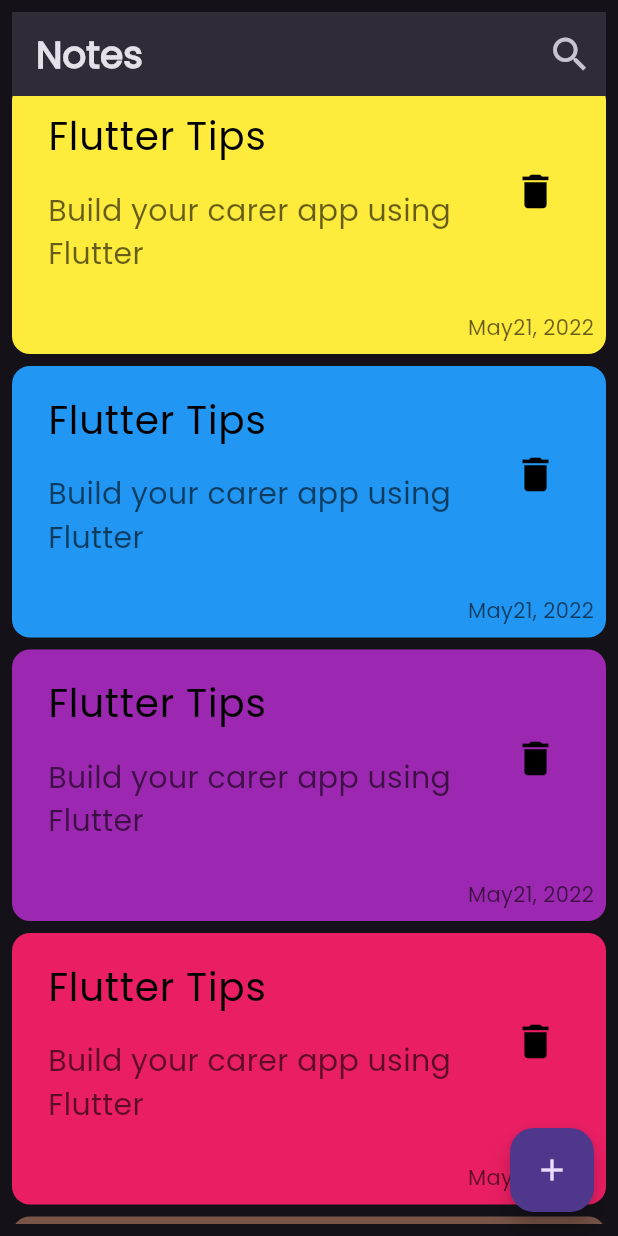
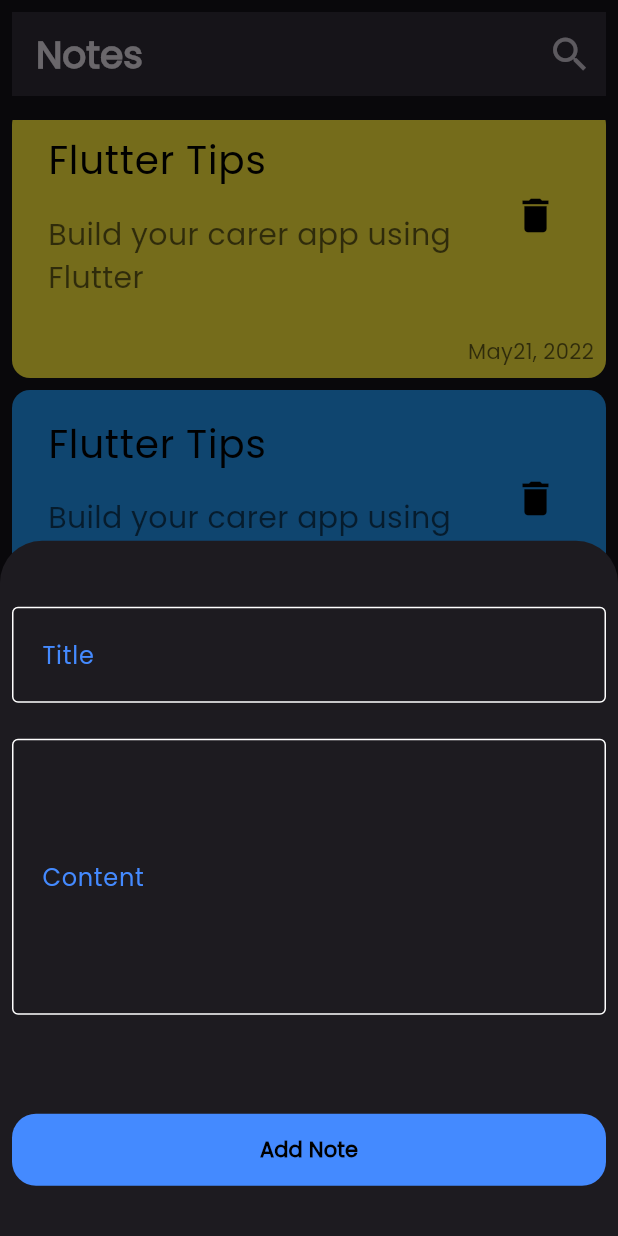
Before and after one commit to Booda-code/Notes-App, a Flutter app: the screen it shows after launch, scrolled down 576 dp, after a tap on the "add" icon, on a phone screen of 412 x 824 dp. Run offline on Flutter 3.47's test engine with Material 3 defaults, Android fonts, the phone set to English and light mode, and no system bars.

Commit message:
Add: add_note_bottom_sheet.dart
Refactor:
custom_text_button.dart

```diff
--- a/lib/views/notes_view.dart
+++ b/lib/views/notes_view.dart
@@ -1,4 +1,5 @@
 import 'package:flutter/material.dart';
+import 'package:notes_app/widgets/add_note_bottom_sheet.dart';
 import 'package:notes_app/widgets/notes_view_body.dart';
 
 class NotesView extends StatelessWidget {
@@ -7,7 +8,13 @@ class NotesView extends StatelessWidget {
   @override
   Widget build(BuildContext context) {
     return Scaffold(
-      floatingActionButton: FloatingActionButton(onPressed: () {}, child: Icon(Icons.add)),
+      floatingActionButton: FloatingActionButton(onPressed: ()
+      {
+        showModalBottomSheet(context: context, builder: (context) {
+          return AddNoteBottomSheet();
+        },);
+      },
+          child: Icon(Icons.add)),
       body: NotesViewBody(),
     );
   }
--- /dev/null
+++ b/lib/widgets/add_note_bottom_sheet.dart
@@ -0,0 +1,37 @@
+import 'package:flutter/material.dart';
+import 'custom_text_button.dart';
+
+class AddNoteBottomSheet extends StatelessWidget {
+  const AddNoteBottomSheet({super.key});
+
+  @override
+  Widget build(BuildContext context) {
+    return Padding(
+      padding: const EdgeInsets.all(8.0),
+      child: Column(
+        spacing: 8,
+        children: [
+          SizedBox(height: 28),
+          CustomTextButton(hintText: 'Title',vertical: 20,),
+          SizedBox(height: 8),
+          CustomTextButton(hintText: 'Content', vertical: 80),
+          SizedBox(height: 50),
+          Container(
+            width: MediaQuery.of(context).size.width,
+            decoration: BoxDecoration(
+              color: Colors.blueAccent,
+              borderRadius: BorderRadius.circular(16),
+            ),
+            child: TextButton(
+              onPressed: () {},
+              child: Text(
+                'Add Note',
+                style: TextStyle(color: Colors.black,fontWeight: FontWeight.bold),
+              ),
+            ),
+          )
+        ],
+      ),
+    );
+  }
+}
--- a/lib/widgets/custom_app_bar.dart
+++ b/lib/widgets/custom_app_bar.dart
@@ -1,17 +1,18 @@
 import 'package:flutter/material.dart';
 
 class CustomAppBar extends StatelessWidget {
-  const CustomAppBar({super.key});
-
+  const CustomAppBar({super.key, required this.title, required this.icon});
+final String title;
+final Icon icon;
   @override
   Widget build(BuildContext context) {
     return AppBar(
       title: Text(
-        'Notes',
+        title,
         style: TextStyle(fontWeight: FontWeight.bold, fontSize: 25),
       ),
       actions: [
-        IconButton(onPressed: () {}, icon: Icon(Icons.search, size: 30)),
+        IconButton(onPressed: () {}, icon: icon),
       ],
     );
   }
--- /dev/null
+++ b/lib/widgets/custom_text_button.dart
@@ -0,0 +1,26 @@
+import 'package:flutter/material.dart';
+
+class CustomTextButton extends StatelessWidget {
+  const CustomTextButton({
+    super.key, required this.hintText, required this.vertical,
+  });
+  final String hintText;
+  final double vertical;
+  @override
+  Widget build(BuildContext context) {
+    return TextField(
+      decoration: InputDecoration(
+          enabledBorder: OutlineInputBorder(borderSide: BorderSide(color: Colors.white)),
+          focusedBorder: OutlineInputBorder(borderSide: BorderSide(color: Colors.blueAccent)),
+          hintText: hintText,
+          hintStyle: TextStyle(color: Colors.blueAccent),
+          border: OutlineInputBorder(
+            borderSide: BorderSide(color: Colors.black),
+          ),
+          contentPadding: EdgeInsets.symmetric(
+            horizontal: 16,
+            vertical: vertical,
+          )),
+    );
+  }
+}
--- a/lib/widgets/notes_list_view.dart
+++ b/lib/widgets/notes_list_view.dart
@@ -19,10 +19,14 @@ class NotesListView extends StatelessWidget {
   @override
   Widget build(BuildContext context) {
     return Expanded(
-      child: ListView.builder(
-        itemBuilder: (context, index) {
-          return NotesItem(color: data[index % data.length]);
-        },
+      child: Padding(
+        padding: const EdgeInsets.symmetric(vertical: 16),
+        child: ListView.builder(
+          padding: EdgeInsets.zero,
+          itemBuilder: (context, index) {
+            return NotesItem(color: data[index % data.length]);
+          },
+        ),
       ),
     );
   }
--- a/lib/widgets/notes_view_body.dart
+++ b/lib/widgets/notes_view_body.dart
@@ -1,4 +1,3 @@
-import 'package:flutter/cupertino.dart';
 import 'package:flutter/material.dart';
 import 'package:notes_app/widgets/custom_app_bar.dart';
 import 'package:notes_app/widgets/notes_list_view.dart';
@@ -12,7 +11,7 @@ class NotesViewBody extends StatelessWidget {
       padding: const EdgeInsets.all(8.0),
       child: Column(
         children: [
-          CustomAppBar(),
+          CustomAppBar(title: 'Notes', icon: Icon(Icons.search, size: 30)),
           NotesListView(),
         ],
       ),
```
